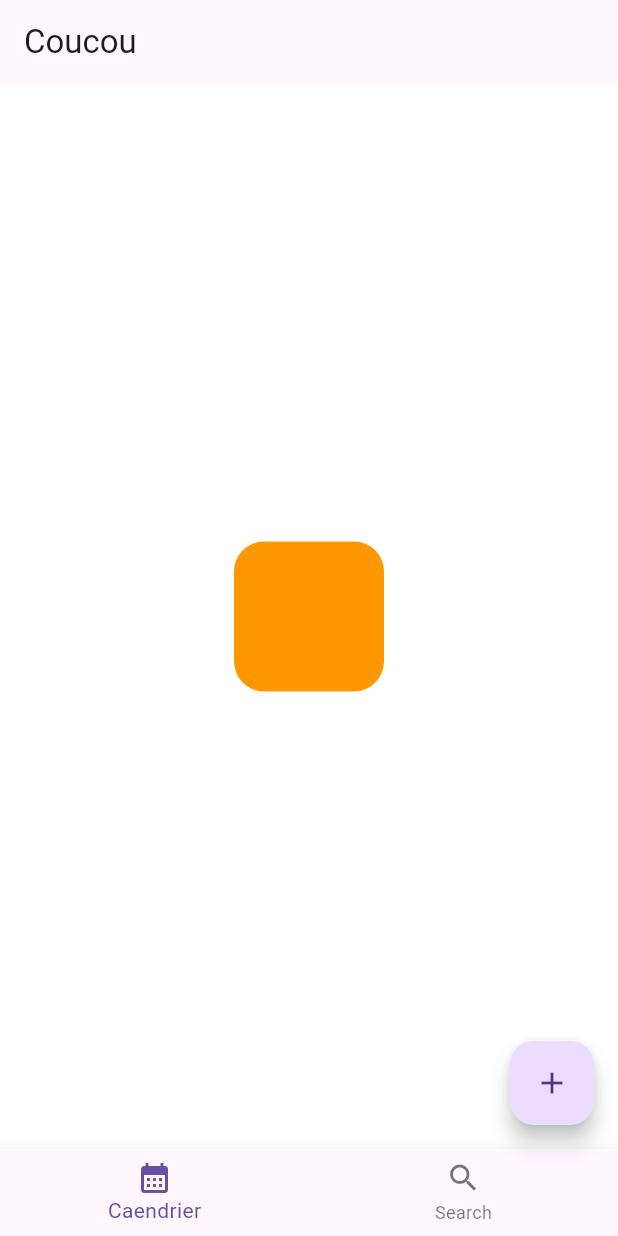
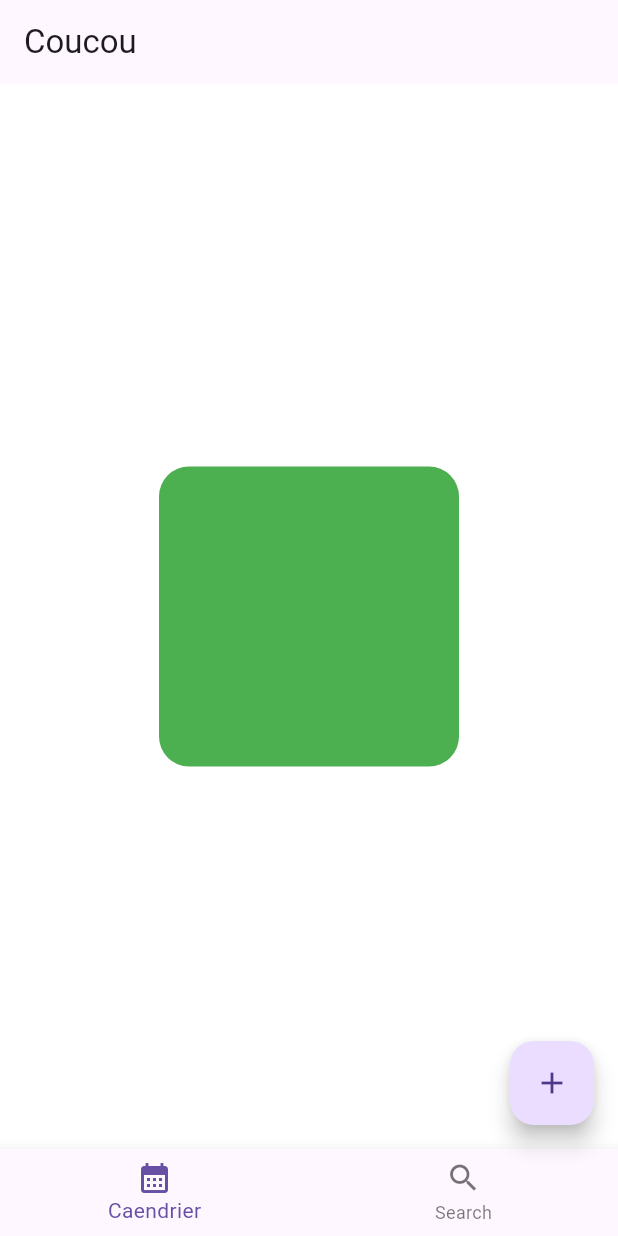
Before and after one commit to ThomasEcalle/5_AL2_2023, a Flutter app: the screen it shows after launch, on a phone screen of 412 x 824 dp. Run offline on Flutter 3.47's test engine with Material 2 defaults, Android fonts, the phone set to English and light mode, and no system bars.

Commit message:
Add third stateful exercise

```diff
--- a/lib/home_tabs/calendar_tab.dart
+++ b/lib/home_tabs/calendar_tab.dart
@@ -1,4 +1,4 @@
-import 'package:al2_2023/home_tabs/square_button2.dart';
+import 'package:al2_2023/home_tabs/square_button3.dart';
 import 'package:flutter/material.dart';
 
 class CalendarTab extends StatefulWidget {
@@ -9,15 +9,25 @@ class CalendarTab extends StatefulWidget {
 }
 
 class _CalendarTabState extends State<CalendarTab> {
-  Color _color = Colors.white;
+  Color _color = Colors.green;
+  double _size = 200;
 
   @override
   Widget build(BuildContext context) {
-    return Container(
-      color: _color,
-      child: Center(
-        child: SquareButton2(
-          onTap: _onTap,
+    return GestureDetector(
+      onTap: _onTap,
+      child: Container(
+        color: Colors.white,
+        child: Center(
+          child: AnimatedContainer(
+            duration: const Duration(milliseconds: 500),
+            height: _size,
+            width: _size,
+            decoration: BoxDecoration(
+              color: _color,
+              borderRadius: BorderRadius.circular(_color == Colors.green ? 20 : 50),
+            ),
+          )
         ),
       ),
     );
@@ -25,7 +35,8 @@ class _CalendarTabState extends State<CalendarTab> {
 
   void _onTap() {
     setState(() {
-      _color = _color == Colors.white ? Colors.blue : Colors.white;
+      _color = _color == Colors.green ? Colors.blue : Colors.green;
+      _size = _size == 200 ? 100 : 200;
     });
   }
 }
```
Also changed, not shown: lib/home_tabs/square_button3.dart (added, +22 -0 lines).
